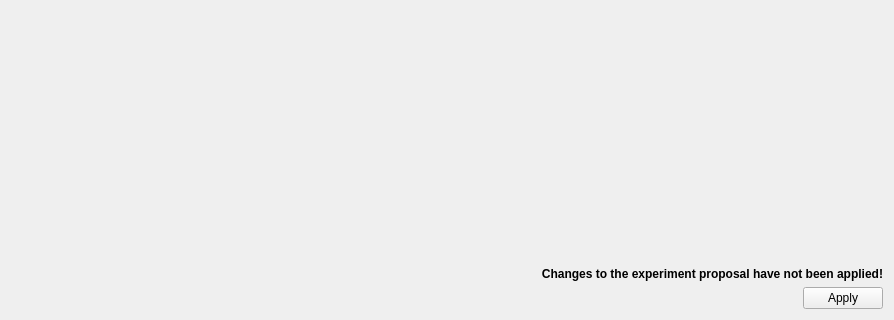
The window that nicos_ess/gui/panels/ui_files/exp_panel.ui (ess-dmsc/nicos) describes before a commit, drawn with Qt 5; both pictures show x 0 to 894 and y 455 to 775 of the 894 by 775 pixel window.
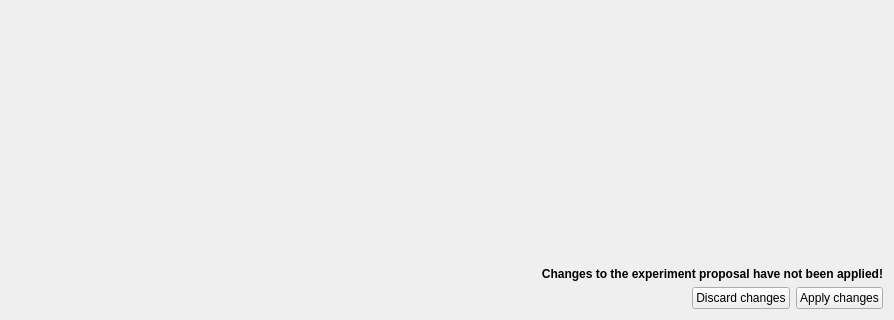
The same window after the commit.

Commit message: fixed buttons for experiment tab

```diff
--- a/nicos_ess/gui/panels/ui_files/exp_panel.ui
+++ b/nicos_ess/gui/panels/ui_files/exp_panel.ui
@@ -315,11 +315,35 @@
     </widget>
    </item>
    <item>
-    <widget class="QDialogButtonBox" name="buttonBox">
-     <property name="standardButtons">
-      <set>QDialogButtonBox::Apply</set>
-     </property>
-    </widget>
+    <layout class="QHBoxLayout" name="horizontalLayout_2">
+     <item>
+      <spacer name="horizontalSpacer">
+       <property name="orientation">
+        <enum>Qt::Horizontal</enum>
+       </property>
+       <property name="sizeHint" stdset="0">
+        <size>
+         <width>40</width>
+         <height>20</height>
+        </size>
+       </property>
+      </spacer>
+     </item>
+     <item>
+      <widget class="QPushButton" name="btn_discard">
+       <property name="text">
+        <string>Discard changes</string>
+       </property>
+      </widget>
+     </item>
+     <item>
+      <widget class="QPushButton" name="btn_apply">
+       <property name="text">
+        <string>Apply changes</string>
+       </property>
+      </widget>
+     </item>
+    </layout>
    </item>
   </layout>
  </widget>
```
The commit also changes 1 other file.
